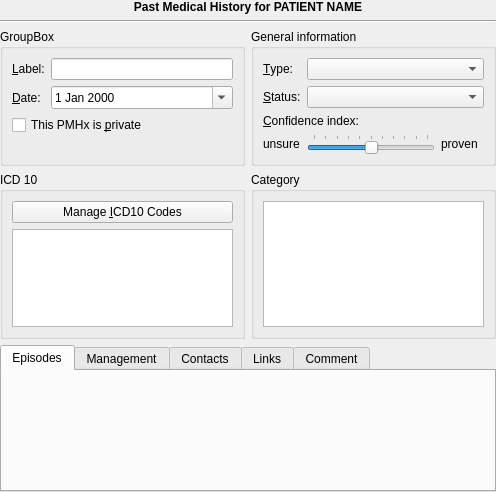
This is plugins/pmhplugin/pmhviewer.ui in FreeHealth/freehealth as Qt 5 draws it before an edit. The edited form follows.
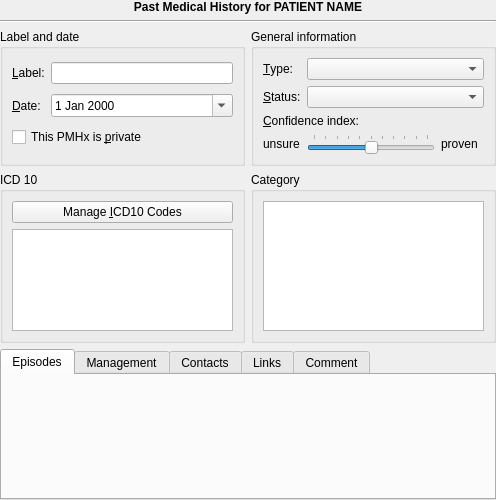
This is the edited form. Custom widgets are drawn as their Qt base class.

Diff of the .ui file:
```diff
--- a/plugins/pmhplugin/pmhviewer.ui
+++ b/plugins/pmhplugin/pmhviewer.ui
@@ -7,7 +7,7 @@
     <x>0</x>
     <y>0</y>
     <width>496</width>
-    <height>492</height>
+    <height>500</height>
    </rect>
   </property>
   <property name="windowTitle">
@@ -39,9 +39,9 @@
    <item row="2" column="0">
     <widget class="QGroupBox" name="groupBox_3">
      <property name="title">
-      <string>GroupBox</string>
+      <string>Label and date</string>
      </property>
-     <layout class="QFormLayout" name="formLayout">
+     <layout class="QGridLayout" name="gridLayout_6">
       <item row="0" column="0">
        <widget class="QLabel" name="label_2">
         <property name="text">
```
